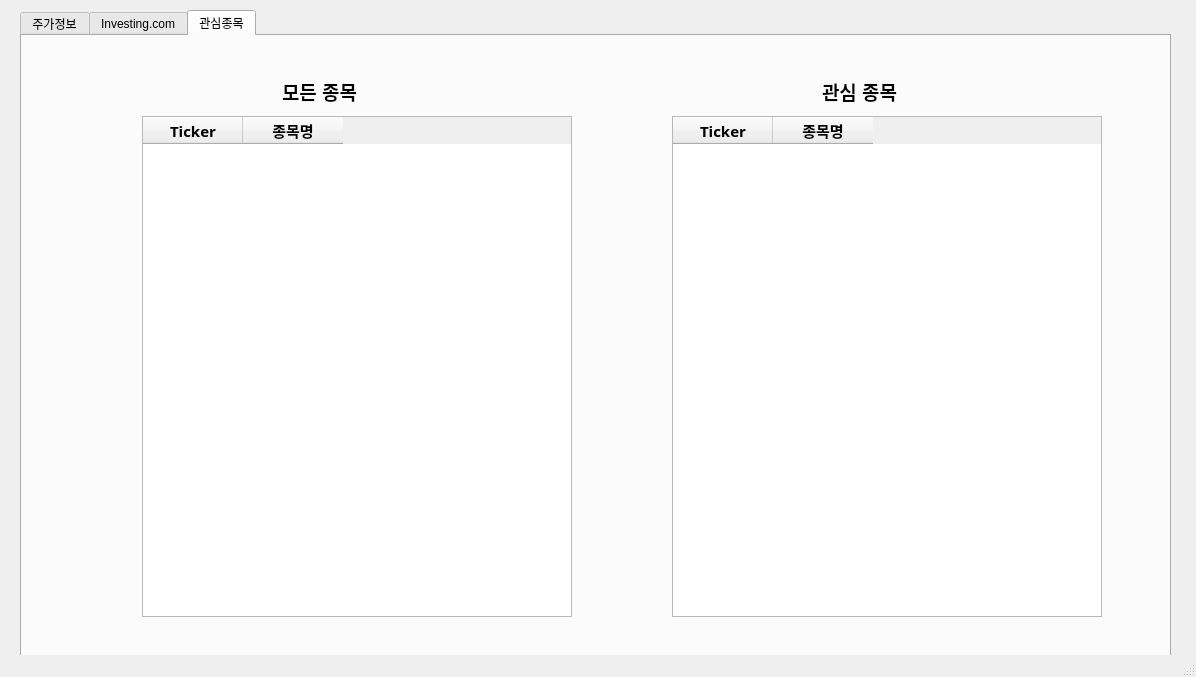
enriver/Hyunbo_want, file codes/Hyunbo_UI.ui: the form before one commit.
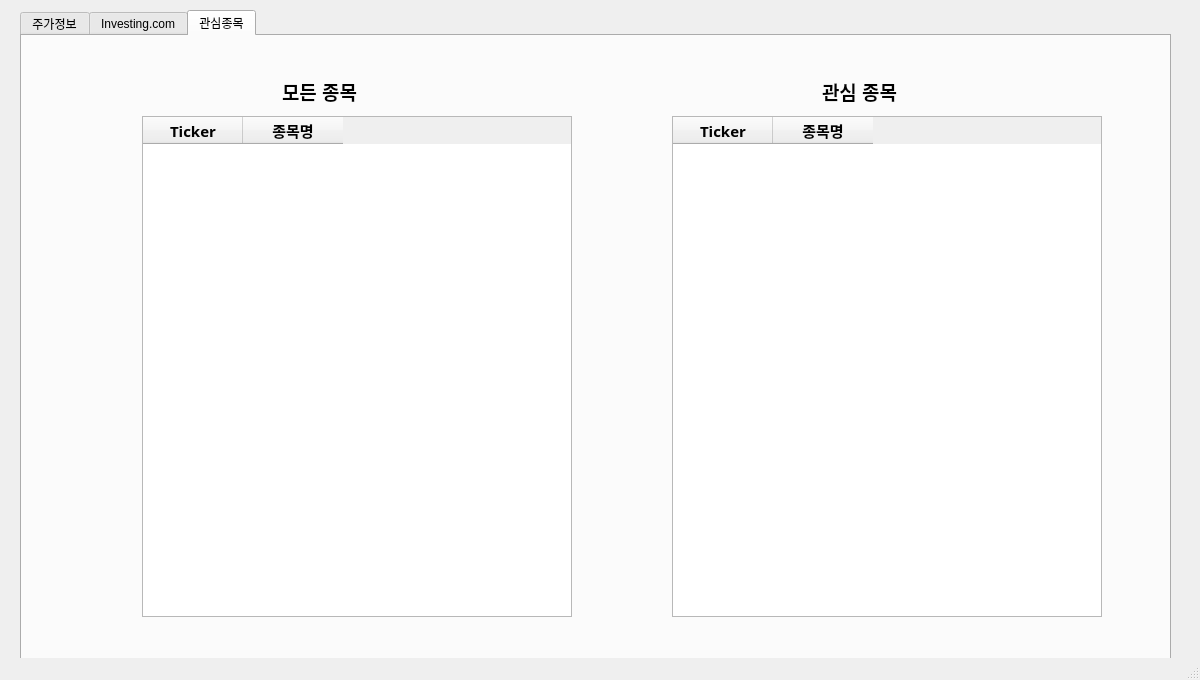
The form after the commit.

Commit message: MODIFY UI window size

```diff
--- a/codes/Hyunbo_UI.ui
+++ b/codes/Hyunbo_UI.ui
@@ -6,8 +6,8 @@
    <rect>
     <x>0</x>
     <y>0</y>
-    <width>1196</width>
-    <height>677</height>
+    <width>1200</width>
+    <height>680</height>
    </rect>
   </property>
   <property name="windowTitle">
```
